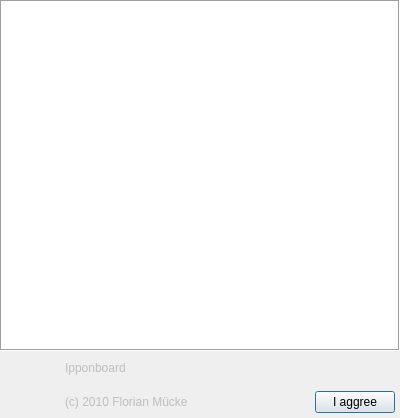
Above: widgets/splashscreen.ui from fmuecke/Ipponboard before the change. Below: the same form after it.
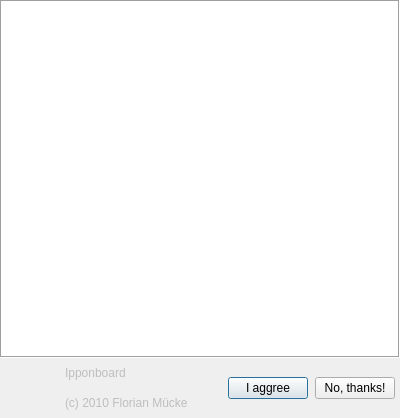
That is the form after the change. Icons and pictures are not drawn.

Commit message: - added some more default icons (changed back to Fugue Icons) - added a "No, thanks!" button to the splash screen

```diff
--- a/widgets/splashscreen.ui
+++ b/widgets/splashscreen.ui
@@ -178,26 +178,19 @@
       </layout>
      </item>
      <item>
-      <layout class="QVBoxLayout" name="verticalLayout_5" stretch="0,0">
+      <layout class="QHBoxLayout" name="horizontalLayout" stretch="0,0">
+       <property name="spacing">
+        <number>7</number>
+       </property>
+       <property name="topMargin">
+        <number>0</number>
+       </property>
        <property name="rightMargin">
         <number>5</number>
        </property>
        <property name="bottomMargin">
-        <number>5</number>
+        <number>0</number>
        </property>
-       <item>
-        <spacer name="verticalSpacer">
-         <property name="orientation">
-          <enum>Qt::Vertical</enum>
-         </property>
-         <property name="sizeHint" stdset="0">
-          <size>
-           <width>20</width>
-           <height>40</height>
-          </size>
-         </property>
-        </spacer>
-       </item>
        <item>
         <widget class="QPushButton" name="pushButton">
          <property name="focusPolicy">
@@ -217,6 +210,32 @@
          </property>
         </widget>
        </item>
+       <item>
+        <widget class="QPushButton" name="pushButton_Cancel">
+         <property name="focusPolicy">
+          <enum>Qt::TabFocus</enum>
+         </property>
+         <property name="text">
+          <string>No, thanks!</string>
+         </property>
+         <property name="icon">
+          <iconset resource="../base/ipponboard.qrc">
+           <normaloff>:/res/icons/deny.png</normaloff>:/res/icons/deny.png</iconset>
+         </property>
+         <property name="shortcut">
+          <string notr="true"/>
+         </property>
+         <property name="autoDefault">
+          <bool>false</bool>
+         </property>
+         <property name="default">
+          <bool>false</bool>
+         </property>
+         <property name="flat">
+          <bool>false</bool>
+         </property>
+        </widget>
+       </item>
       </layout>
      </item>
     </layout>
```
Left out of the diff: 8 changed lines with no effect on the pictures. The commit also changes 26 other files.
